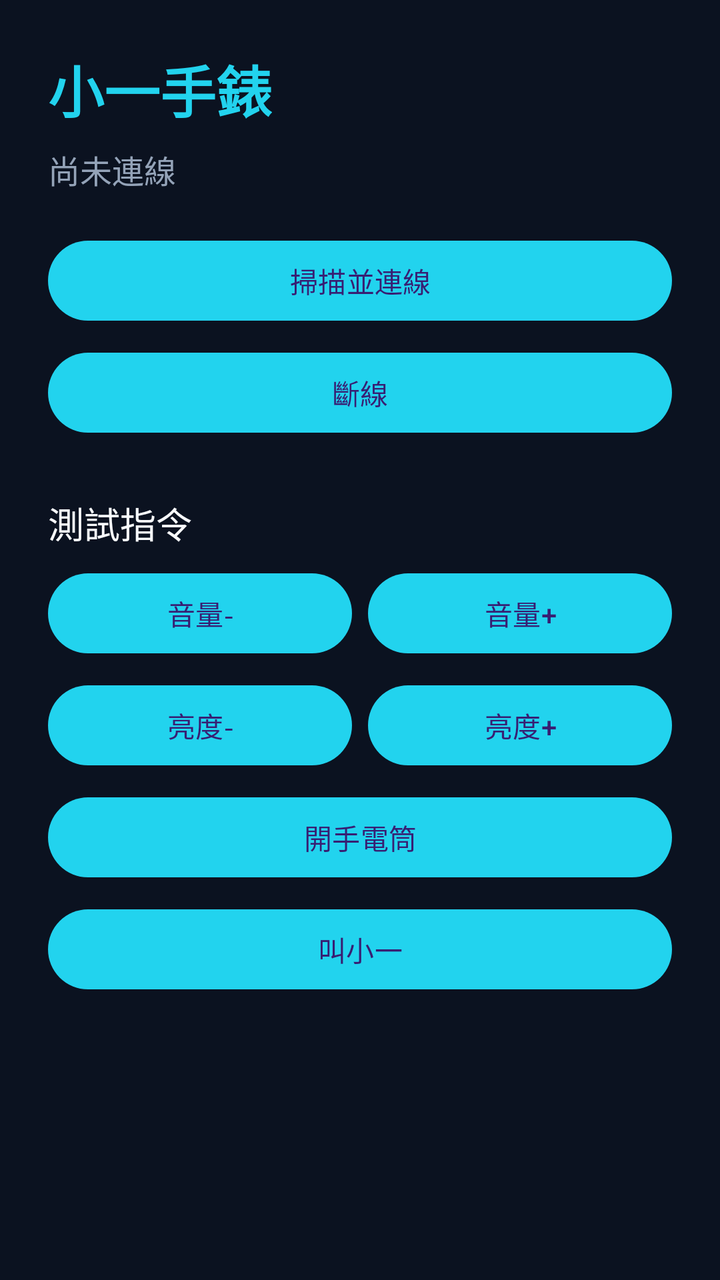
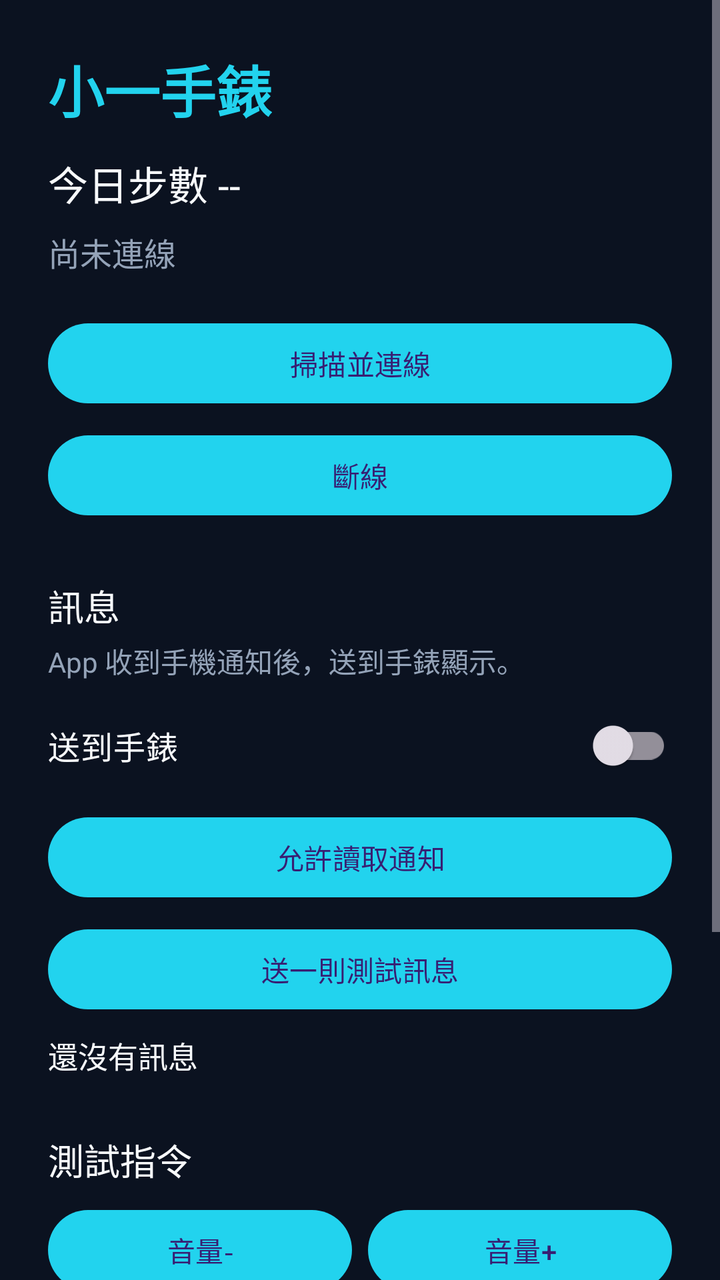

Screens rendered from an Android XML layout before and after an edit, with the pre-edit source and the edit as a unified diff.
<!-- AndroidManifest.xml: application theme Theme.XiaoYiWatch -->
<!-- res/layout/activity_main.xml -->
<?xml version="1.0" encoding="utf-8"?>
<ScrollView xmlns:android="http://schemas.android.com/apk/res/android"
    android:layout_width="match_parent"
    android:layout_height="match_parent"
    android:background="@color/bg"
    android:fillViewport="true">

    <LinearLayout
        android:layout_width="match_parent"
        android:layout_height="wrap_content"
        android:orientation="vertical"
        android:padding="24dp">

        <TextView
            android:layout_width="wrap_content"
            android:layout_height="wrap_content"
            android:text="小一手錶"
            android:textColor="@color/cyan"
            android:textSize="28sp"
            android:textStyle="bold" />

        <TextView
            android:id="@+id/status"
            android:layout_width="match_parent"
            android:layout_height="wrap_content"
            android:layout_marginTop="8dp"
            android:text="尚未連線"
            android:textColor="@color/muted"
            android:textSize="16sp" />

        <Button
            android:id="@+id/scan"
            android:layout_width="match_parent"
            android:layout_height="wrap_content"
            android:layout_marginTop="20dp"
            android:text="掃描並連線" />

        <Button
            android:id="@+id/disconnect"
            android:layout_width="match_parent"
            android:layout_height="wrap_content"
            android:layout_marginTop="8dp"
            android:text="斷線" />

        <TextView
            android:layout_width="wrap_content"
            android:layout_height="wrap_content"
            android:layout_marginTop="28dp"
            android:text="測試指令"
            android:textColor="@color/text"
            android:textSize="18sp" />

        <LinearLayout
            android:layout_width="match_parent"
            android:layout_height="wrap_content"
            android:layout_marginTop="8dp"
            android:orientation="horizontal">

            <Button
                android:id="@+id/volDown"
                android:layout_width="0dp"
                android:layout_height="wrap_content"
                android:layout_weight="1"
                android:text="音量-" />

            <Button
                android:id="@+id/volUp"
                android:layout_width="0dp"
                android:layout_height="wrap_content"
                android:layout_marginStart="8dp"
                android:layout_weight="1"
                android:text="音量+" />
        </LinearLayout>

        <LinearLayout
            android:layout_width="match_parent"
            android:layout_height="wrap_content"
            android:layout_marginTop="8dp"
            android:orientation="horizontal">

            <Button
                android:id="@+id/brightDown"
                android:layout_width="0dp"
                android:layout_height="wrap_content"
                android:layout_weight="1"
                android:text="亮度-" />

            <Button
                android:id="@+id/brightUp"
                android:layout_width="0dp"
                android:layout_height="wrap_content"
                android:layout_marginStart="8dp"
                android:layout_weight="1"
                android:text="亮度+" />
        </LinearLayout>

        <Button
            android:id="@+id/flash"
            android:layout_width="match_parent"
            android:layout_height="wrap_content"
            android:layout_marginTop="8dp"
            android:text="開手電筒" />

        <Button
            android:id="@+id/wake"
            android:layout_width="match_parent"
            android:layout_height="wrap_content"
            android:layout_marginTop="8dp"
            android:text="叫小一" />

        <TextView
            android:id="@+id/log"
            android:layout_width="match_parent"
            android:layout_height="wrap_content"
            android:layout_marginTop="20dp"
            android:text=""
            android:textColor="@color/muted"
            android:textSize="13sp" />
    </LinearLayout>
</ScrollView>
<!-- resources referenced by this layout -->
<resources>
  <color name="bg">#0B1220</color>
  <color name="cyan">#22D3EE</color>
  <color name="muted">#94A3B8</color>
  <color name="text">#F8FAFC</color>
  <style name="Theme.XiaoYiWatch" parent="Theme.Material3.Dark.NoActionBar">
          <item name="android:statusBarColor">@color/bg</item>
          <item name="android:navigationBarColor">@color/bg</item>
          <item name="android:windowBackground">@color/bg</item>
          <item name="colorPrimary">@color/cyan</item>
      </style>
</resources>

<!-- the commit's change to res/layout/activity_main.xml (unified diff, before → after) -->
@@ -18,6 +18,15 @@
             android:textColor="@color/cyan"
             android:textSize="28sp"
             android:textStyle="bold" />
+
+        <TextView
+            android:id="@+id/steps"
+            android:layout_width="match_parent"
+            android:layout_height="wrap_content"
+            android:layout_marginTop="12dp"
+            android:text="今日步數 --"
+            android:textColor="@color/text"
+            android:textSize="20sp" />
 
         <TextView
             android:id="@+id/status"
@@ -41,6 +50,54 @@
             android:layout_height="wrap_content"
             android:layout_marginTop="8dp"
             android:text="斷線" />
+
+        <TextView
+            android:layout_width="wrap_content"
+            android:layout_height="wrap_content"
+            android:layout_marginTop="28dp"
+            android:text="訊息"
+            android:textColor="@color/text"
+            android:textSize="18sp" />
+
+        <TextView
+            android:layout_width="match_parent"
+            android:layout_height="wrap_content"
+            android:layout_marginTop="4dp"
+            android:text="App 收到手機通知後，送到手錶顯示。"
+            android:textColor="@color/muted"
+            android:textSize="14sp" />
+
+        <androidx.appcompat.widget.SwitchCompat
+            android:id="@+id/fwd"
+            android:layout_width="match_parent"
+            android:layout_height="wrap_content"
+            android:layout_marginTop="8dp"
+            android:text="送到手錶"
+            android:textColor="@color/text"
+            android:textSize="16sp" />
+
+        <Button
+            android:id="@+id/allowNotice"
+            android:layout_width="match_parent"
+            android:layout_height="wrap_content"
+            android:layout_marginTop="8dp"
+            android:text="允許讀取通知" />
+
+        <Button
+            android:id="@+id/testMsg"
+            android:layout_width="match_parent"
+            android:layout_height="wrap_content"
+            android:layout_marginTop="8dp"
+            android:text="送一則測試訊息" />
+
+        <TextView
+            android:id="@+id/inbox"
+            android:layout_width="match_parent"
+            android:layout_height="wrap_content"
+            android:layout_marginTop="8dp"
+            android:text="還沒有訊息"
+            android:textColor="@color/text"
+            android:textSize="15sp" />
 
         <TextView
             android:layout_width="wrap_content"
